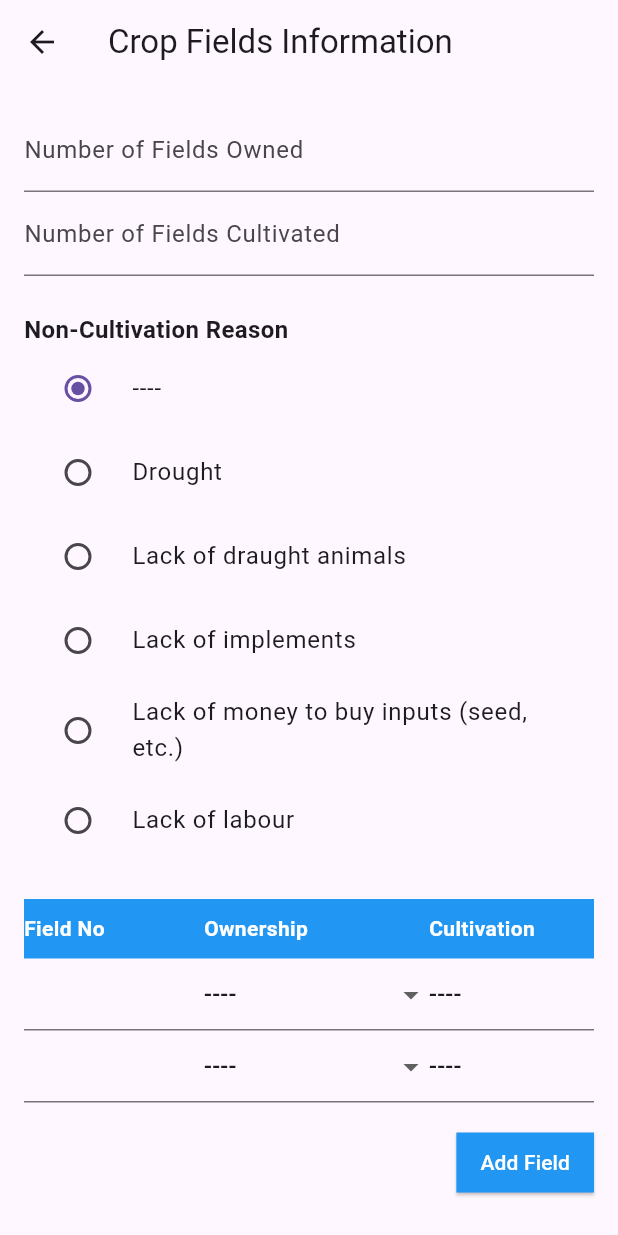
After one commit to ralaunchX/Cims_App, a Flutter app: the LlwdspCropfieldScreen screen opened by its route, after a tap on "Add Field", on a phone screen of 412 x 824 dp. The commit adds this screen. Run offline on Flutter 3.47's test engine with Material 3 defaults, Android fonts, the phone set to English and light mode, and no system bars; our stand-ins replace geolocator, permission_handler, shared_preferences; missing offline and left inert: external_path; accounts and stored records are empty.

Commit message:
crop field

```diff
--- /dev/null
+++ b/cims/lib/data_model/crop_field_model.dart
@@ -0,0 +1,82 @@
+class CropFieldEntry {
+  String? fieldNumber;
+  String? ownership;
+  String? cultivationMethod;
+  String? mainCrop;
+  String? secondCrop;
+  String? seedType;
+  String? fertilization;
+  String? cropUse;
+
+  CropFieldEntry({
+    this.fieldNumber,
+    this.ownership,
+    this.cultivationMethod,
+    this.mainCrop,
+    this.secondCrop,
+    this.seedType,
+    this.fertilization,
+    this.cropUse,
+  });
+
+  factory CropFieldEntry.fromJson(Map<String, dynamic> json) {
+    return CropFieldEntry(
+      fieldNumber: json['fieldNumber'],
+      ownership: json['ownership'],
+      cultivationMethod: json['cultivationMethod'],
+      mainCrop: json['mainCrop'],
+      secondCrop: json['secondCrop'],
+      seedType: json['seedType'],
+      fertilization: json['fertilization'],
+      cropUse: json['cropUse'],
+    );
+  }
+
+  Map<String, dynamic> toJson() {
+    return {
+      'fieldNumber': fieldNumber,
+      'ownership': ownership,
+      'cultivationMethod': cultivationMethod,
+      'mainCrop': mainCrop,
+      'secondCrop': secondCrop,
+      'seedType': seedType,
+      'fertilization': fertilization,
+      'cropUse': cropUse,
+    };
+  }
+}
+
+class LlwdspCropFieldModel {
+  int fieldsOwned;
+  int fieldsCultivated;
+  String selectedNonCultivationReason;
+  List<CropFieldEntry> cropFields;
+
+  LlwdspCropFieldModel({
+    required this.fieldsOwned,
+    required this.fieldsCultivated,
+    required this.selectedNonCultivationReason,
+    required this.cropFields,
+  });
+
+  factory LlwdspCropFieldModel.fromJson(Map<String, dynamic> json) {
+    return LlwdspCropFieldModel(
+      fieldsOwned: json['fieldsOwned'],
+      fieldsCultivated: json['fieldsCultivated'],
+      selectedNonCultivationReason: json['selectedNonCultivationReason'],
+      cropFields: (json['cropFields'] as List<dynamic>?)
+              ?.map((e) => CropFieldEntry.fromJson(e))
+              .toList() ??
+          [],
+    );
+  }
+
+  Map<String, dynamic> toJson() {
+    return {
+      'fieldsOwned': fieldsOwned,
+      'fieldsCultivated': fieldsCultivated,
+      'selectedNonCultivationReason': selectedNonCultivationReason,
+      'cropFields': cropFields.map((e) => e.toJson()).toList(),
+    };
+  }
+}
--- a/cims/lib/form_list.dart
+++ b/cims/lib/form_list.dart
@@ -39,6 +39,11 @@ class _FormListScreenState extends State<FormListScreen> {
       'route': '/llwdspFoodGardens',
       'key': Keys.llwdspFoodGardens
     },
+    {
+      'title': '3.7 LLWDSP Phase III - CROP FIELDS',
+      'route': '/llwdspCropField',
+      'key': Keys.llwdspCropField
+    },
   ];
 
   @override
--- /dev/null
+++ b/cims/lib/llwdsp_cropfield_screen.dart
@@ -0,0 +1,414 @@
+import 'dart:convert';
+
+import 'package:cims/data_model/crop_field_model.dart';
+import 'package:cims/utils/app_prefs.dart';
+import 'package:cims/utils/constants.dart';
+import 'package:cims/utils/keys.dart';
+import 'package:cims/utils/submit_button.dart';
+import 'package:flutter/material.dart';
+import 'package:flutter/services.dart';
+import 'package:shared_preferences/shared_preferences.dart';
+
+class LlwdspCropfieldScreen extends StatefulWidget {
+  final LlwdspCropFieldModel? llwdspCropFieldModel;
+  const LlwdspCropfieldScreen({super.key, this.llwdspCropFieldModel});
+
+  @override
+  State<LlwdspCropfieldScreen> createState() => _LlwdspCropfieldScreenState();
+}
+
+class _LlwdspCropfieldScreenState extends State<LlwdspCropfieldScreen> {
+  final _formKey = GlobalKey<FormState>();
+  String rapId = Keys.rapId;
+  String llwdspCropFieldKey = '${Keys.rapId}_${Keys.llwdspCropField}';
+
+  int? fieldsOwned;
+  int? fieldsCultivated;
+  String selectedNonCultivationReason = AppConstants.notSelected;
+
+  List<CropFieldEntry> cropFields = [
+    CropFieldEntry(
+        cropUse: AppConstants.notSelected,
+        cultivationMethod: AppConstants.notSelected,
+        fertilization: AppConstants.notSelected,
+        mainCrop: AppConstants.notSelected,
+        ownership: AppConstants.notSelected,
+        secondCrop: AppConstants.notSelected,
+        seedType: AppConstants.notSelected)
+  ];
+
+  @override
+  void initState() {
+    super.initState();
+    final prefs = AppPrefs().prefs;
+    var cropFieldData = widget.llwdspCropFieldModel;
+    String? cropFieldString = prefs?.getString(llwdspCropFieldKey);
+    if (cropFieldString != null) {
+      final json = jsonDecode(cropFieldString);
+      cropFieldData = LlwdspCropFieldModel.fromJson(json);
+    }
+    if (cropFieldData != null) {
+      fieldsOwned = cropFieldData.fieldsOwned;
+      fieldsCultivated = cropFieldData.fieldsCultivated;
+      selectedNonCultivationReason = cropFieldData.selectedNonCultivationReason;
+      cropFields = cropFieldData.cropFields;
+    }
+  }
+
+  @override
+  Widget build(BuildContext context) {
+    return Scaffold(
+      appBar: AppBar(title: const Text('Crop Fields Information')),
+      body: Form(
+        key: _formKey,
+        child: SingleChildScrollView(
+          padding: const EdgeInsets.all(16),
+          child: Column(
+            crossAxisAlignment: CrossAxisAlignment.start,
+            children: [
+              TextFormField(
+                initialValue: fieldsOwned?.toString(),
+                decoration:
+                    const InputDecoration(labelText: 'Number of Fields Owned'),
+                onChanged: (val) => fieldsOwned = int.parse(val),
+                validator: (val) => val!.isEmpty ? 'Required' : null,
+                textInputAction: TextInputAction.next,
+                keyboardType: TextInputType.number,
+                inputFormatters: [FilteringTextInputFormatter.digitsOnly],
+              ),
+              TextFormField(
+                initialValue: fieldsCultivated?.toString(),
+                decoration: const InputDecoration(
+                    labelText: 'Number of Fields Cultivated'),
+                onChanged: (val) => fieldsCultivated = int.parse(val),
+                validator: (val) => val!.isEmpty ? 'Required' : null,
+                textInputAction: TextInputAction.next,
+                keyboardType: TextInputType.number,
+                inputFormatters: [FilteringTextInputFormatter.digitsOnly],
+              ),
+              const SizedBox(
+                height: 24,
+              ),
+              const Text(
+                'Non-Cultivation Reason',
+                style: TextStyle(fontSize: 16, fontWeight: FontWeight.bold),
+              ),
+              ...AppConstants.nonCultivationReasons
+                  .map((reason) => RadioListTile<String>(
+                        title: Text(reason),
+                        value: reason,
+                        groupValue: selectedNonCultivationReason,
+                        onChanged: (value) {
+                          setState(() {
+                            selectedNonCultivationReason = value!;
+                          });
+                        },
+                      )),
+              const SizedBox(height: 24),
+              SingleChildScrollView(
+                scrollDirection: Axis.horizontal,
+                child: ConstrainedBox(
+                  constraints: BoxConstraints(
+                      minWidth: MediaQuery.of(context).size.width),
+                  child: Column(
+                    crossAxisAlignment: CrossAxisAlignment.start,
+                    children: [
+                      Container(
+                        color: Colors.blue,
+                        padding: const EdgeInsets.symmetric(vertical: 10),
+                        child: const Row(
+                          children: [
+                            SizedBox(
+                                width: 120,
+                                child: Text('Field No',
+                                    style: TextStyle(
+                                        color: Colors.white,
+                                        fontWeight: FontWeight.bold))),
+                            SizedBox(
+                                width: 150,
+                                child: Text('Ownership',
+                                    style: TextStyle(
+                                        color: Colors.white,
+                                        fontWeight: FontWeight.bold))),
+                            SizedBox(
+                                width: 150,
+                                child: Text('Cultivation',
+                                    style: TextStyle(
+                                        color: Colors.white,
+                                        fontWeight: FontWeight.bold))),
+                            SizedBox(
+                                width: 150,
+                                child: Text('Main Crop',
+                                    style: TextStyle(
+                                        color: Colors.white,
+                                        fontWeight: FontWeight.bold))),
+                            SizedBox(
+                                width: 150,
+                                child: Text('Second Crop',
+                                    style: TextStyle(
+                                        color: Colors.white,
+                                        fontWeight: FontWeight.bold))),
+                            SizedBox(
+                                width: 150,
+                                child: Text('Seed Type',
+                                    style: TextStyle(
+                                        color: Colors.white,
+                                        fontWeight: FontWeight.bold))),
+                            SizedBox(
+                                width: 150,
+                                child: Text('Fertilization',
+                                    style: TextStyle(
+                                        color: Colors.white,
+                                        fontWeight: FontWeight.bold))),
+                            SizedBox(
+                                width: 150,
+                                child: Text('Crop Use',
+                                    style: TextStyle(
+                                        color: Colors.white,
+                                        fontWeight: FontWeight.bold))),
+                          ],
+                        ),
+                      ),
+                      Column(
+                        children: cropFields.asMap().entries.map((entry) {
+                          final index = entry.key;
+                          final field = entry.value;
+
+                          return Row(
+                            children: [
+                              SizedBox(
+                                width: 120,
+                                child: TextFormField(
+                                  initialValue: field.fieldNumber,
+                                  decoration: const InputDecoration(),
+                                  onChanged: (val) => field.fieldNumber = val,
+                                  validator: (val) {
+                                    if (val == null || val == '') {
+                                      return 'Fill';
+                                    }
+                                    return null;
+                                  },
+                                ),
+                              ),
+                              SizedBox(
+                                width: 150,
+                                child: DropdownButtonFormField<String>(
+                                  isExpanded: true,
+                                  value: field.ownership,
+                                  decoration: const InputDecoration(),
+                                  items: AppConstants.ownershipChoices
+                                      .map((e) => DropdownMenuItem(
+                                          value: e, child: Text(e)))
+                                      .toList(),
+                                  onChanged: (val) =>
+                                      setState(() => field.ownership = val),
+                                  validator: (val) {
+                                    if (val == null ||
+                                        val == AppConstants.notSelected) {
+                                      return 'Select';
+                                    }
+                                    return null;
+                                  },
+                                ),
+                              ),
+                              SizedBox(
+                                width: 150,
+                                child: DropdownButtonFormField<String>(
+                                  value: field.cultivationMethod,
+                                  isExpanded: true,
+                                  decoration: const InputDecoration(),
+                                  items: AppConstants.cultivationMethodChoices
+                                      .map((e) => DropdownMenuItem(
+                                          value: e, child: Text(e)))
+                                      .toList(),
+                                  onChanged: (val) => setState(
+                                      () => field.cultivationMethod = val),
+                                  validator: (val) {
+                                    if (val == null ||
+                                        val == AppConstants.notSelected) {
+                                      return 'Select';
+                                    }
+                                    return null;
+                                  },
+                                ),
+                              ),
+                              SizedBox(
+                                width: 150,
+                                child: DropdownButtonFormField<String>(
+                                  isExpanded: true,
+                                  value: field.mainCrop,
+                                  decoration: const InputDecoration(),
+                                  items: AppConstants.cropGrownHarvested
+                                      .map((e) => DropdownMenuItem(
+                                          value: e, child: Text(e)))
+                                      .toList(),
+                                  onChanged: (val) =>
+                                      setState(() => field.mainCrop = val),
+                                  validator: (val) {
+                                    if (val == null ||
+                                        val == AppConstants.notSelected) {
+                                      return 'Select';
+                                    }
+                                    return null;
+                                  },
+                                ),
+                              ),
+                              SizedBox(
+                                width: 150,
+                                child: DropdownButtonFormField<String>(
+                                  isExpanded: true,
+                                  value: field.secondCrop,
+                                  decoration: const InputDecoration(),
+                                  items: AppConstants.cropGrownHarvested
+                                      .map((e) => DropdownMenuItem(
+                                          value: e, child: Text(e)))
+                                      .toList(),
+                                  onChanged: (val) =>
+                                      setState(() => field.secondCrop = val),
+                                  validator: (val) {
+                                    if (val == null ||
+                                        val == AppConstants.notSelected) {
+                                      return 'Select';
+                                    }
+                                    return null;
+                                  },
+                                ),
+                              ),
+                              SizedBox(
+                                width: 150,
+                                child: DropdownButtonFormField<String>(
+                                  isExpanded: true,
+                                  value: field.seedType,
+                                  decoration: const InputDecoration(),
+                                  items: AppConstants.seedChoices
+                                      .map((e) => DropdownMenuItem(
+                                          value: e, child: Text(e)))
+                                      .toList(),
+                                  onChanged: (val) =>
+                                      setState(() => field.seedType = val),
+                                  validator: (val) {
+                                    if (val == null ||
+                                        val == AppConstants.notSelected) {
+                                      return 'Select';
+                                    }
+                                    return null;
+                                  },
+                                ),
+                              ),
+                              SizedBox(
+                                width: 150,
+                                child: DropdownButtonFormField<String>(
+                                  isExpanded: true,
+                                  value: field.fertilization,
+                                  decoration: const InputDecoration(),
+                                  items: AppConstants.fertilizationChoices
+                                      .map((e) => DropdownMenuItem(
+                                          value: e, child: Text(e)))
+                                      .toList(),
+                                  onChanged: (val) =>
+                                      setState(() => field.fertilization = val),
+                                  validator: (val) {
+                                    if (val == null ||
+                                        val == AppConstants.notSelected) {
+                                      return 'Select';
+                                    }
+                                    return null;
+                                  },
+                                ),
+                              ),
+                              SizedBox(
+                                width: 150,
+                                child: DropdownButtonFormField<String>(
+                                  value: field.cropUse,
+                                  isExpanded: true,
+                                  decoration: const InputDecoration(),
+                                  items: AppConstants.cropUseChoices
+                                      .map((e) => DropdownMenuItem(
+                                          value: e, child: Text(e)))
+                                      .toList(),
+                                  onChanged: (val) =>
+                                      setState(() => field.cropUse = val),
+                                  validator: (val) {
+                                    if (val == null ||
+                                        val == AppConstants.notSelected) {
+                                      return 'Select';
+                                    }
+                                    return null;
+                                  },
+                                ),
+                              ),
+                              IconButton(
+                                icon: const Icon(Icons.remove_circle,
+                                    color: Colors.red),
+                                onPressed: () =>
+                                    setState(() => cropFields.removeAt(index)),
+                              ),
+                            ],
+                          );
+                        }).toList(),
+                      ),
+                    ],
+                  ),
+                ),
+              ),
+              const SizedBox(height: 16),
+              Row(
+                mainAxisAlignment: MainAxisAlignment.end,
+                children: [
+                  ElevatedButton(
+                    onPressed: () => setState(() => cropFields.add(
+                        CropFieldEntry(
+                            cropUse: AppConstants.notSelected,
+                            cultivationMethod: AppConstants.notSelected,
+                            fertilization: AppConstants.notSelected,
+                            mainCrop: AppConstants.notSelected,
+                            ownership: AppConstants.notSelected,
+                            secondCrop: AppConstants.notSelected,
+                            seedType: AppConstants.notSelected))),
+                    style: ElevatedButton.styleFrom(
+                      backgroundColor: Colors.blue,
+                      foregroundColor: Colors.white,
+                      padding: const EdgeInsets.symmetric(
+                          horizontal: 16, vertical: 8),
+                      shape: const RoundedRectangleBorder(),
+                    ),
+                    child:
+                        const Text('Add Field', style: TextStyle(fontSize: 14)),
+                  ),
+                ],
+              ),
+              const SizedBox(
+                height: 24,
+              ),
+              CommonSubmitButton(onPressed: () {
+                saveForm();
+              })
+            ],
+          ),
+        ),
+      ),
+    );
+  }
+
+  Future<void> saveForm() async {
+    if (_formKey.currentState!.validate()) {
+      final llwdspCropFieldData = LlwdspCropFieldModel(
+          fieldsOwned: fieldsOwned ?? 0,
+          fieldsCultivated: fieldsCultivated ?? 0,
+          selectedNonCultivationReason: selectedNonCultivationReason,
+          cropFields: cropFields);
+      final prefs = await SharedPreferences.getInstance();
+      await prefs.setString(
+          llwdspCropFieldKey, jsonEncode(llwdspCropFieldData.toJson()));
+
+      ScaffoldMessenger.of(context).showSnackBar(
+        const SnackBar(
+            content: Text('Crop Field Form Submitted'),
+            backgroundColor: Colors.green),
+      );
+      Future.delayed(const Duration(milliseconds: 500), () {
+        Navigator.pop(context, true);
+      });
+    }
+  }
+}
--- a/cims/lib/main.dart
+++ b/cims/lib/main.dart
@@ -1,6 +1,7 @@
 import 'package:cims/census.dart';
 import 'package:cims/form_list.dart';
 import 'package:cims/llwdsp_assets_screen.dart';
+import 'package:cims/llwdsp_cropfield_screen.dart';
 import 'package:cims/llwdsp_foodgardens_screen.dart';
 import 'package:cims/llwdsp_livelihood_screen.dart';
 import 'package:cims/llwdsp_resettlement_screen.dart';
@@ -59,6 +60,7 @@ class MainApp extends StatelessWidget {
           '/llwdspSocialNetwork': (context) =>
               const LlwdspSocialnetworkScreen(),
           '/llwdspFoodGardens': (context) => const LlwdspFoodgardensScreen(),
+          '/llwdspCropField': (context) => const LlwdspCropfieldScreen()
         },
         // theme: ThemeData(
         //   inputDecorationTheme: const InputDecorationTheme(
--- a/cims/lib/utils/constants.dart
+++ b/cims/lib/utils/constants.dart
@@ -232,6 +232,7 @@ class AppConstants {
     'Friend/Neighbour',
   ];
   static const List<String> cropGrownHarvested = [
+    notSelected,
     'Maize',
     'Wheat',
     'Sorghum',
@@ -274,4 +275,38 @@ class AppConstants {
     'Combination of 1,2 and 3 above',
     'No fertilization',
   ];
+  static const List<String> nonCultivationReasons = [
+    notSelected,
+    'Drought',
+    'Lack of draught animals',
+    'Lack of implements',
+    'Lack of money to buy inputs (seed, etc.)',
+    'Lack of labour',
+  ];
+  static const List<String> ownershipChoices = [
+    notSelected,
+    'Own field',
+    'Rented',
+    'Sharecropping',
+    'Shared ownership',
+    'Borrowed from another person (friend neighbour relative)',
+  ];
+  static const List<String> cultivationMethodChoices = [
+    notSelected,
+    'Own tractor',
+    'Own cattle/donkeys',
+    'Hired tractor',
+    'Hired cattle/donkeys',
+    'Government ploughing service',
+    'Shared use of cattle/donkeys',
+    'By hand',
+    'None',
+  ];
+  static const List<String> seedChoices = [
+    notSelected,
+    'Kept seed (untreated)',
+    'Kept and self-treated seed',
+    'Purchased common seed',
+    'Purchased special (hybrid/GMO) seed',
+  ];
 }
--- a/cims/lib/utils/keys.dart
+++ b/cims/lib/utils/keys.dart
@@ -8,4 +8,5 @@ class Keys {
   static const llwdspLivelihood = 'llwdspLivelihood';
   static const llwdspSocialNetwork = 'llwdspsocialnetwork';
   static const llwdspFoodGardens = 'llwdspFoodGardens';
+  static const llwdspCropField = 'llwdspCropField';
 }
--- a/cims/lib/utils/utility.dart
+++ b/cims/lib/utils/utility.dart
@@ -58,7 +58,7 @@ class Utility {
       final Map<String, String> collectedMap = {};
 
       for (final key in allKeys) {
-        if (key.startsWith(rapId) && !key.endsWith('interviewername')) {
+        if (key.startsWith('${rapId}_') && !key.endsWith('interviewername')) {
           final jsonData = prefs.getString(key);
           if (jsonData == null) continue;
 
```
